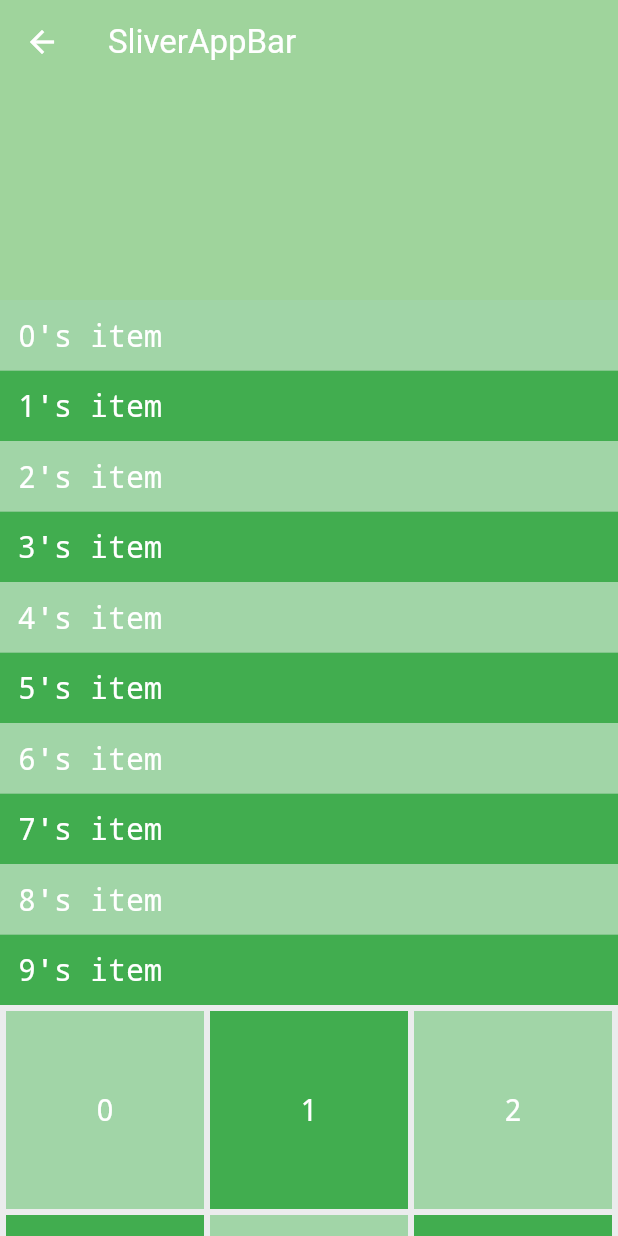
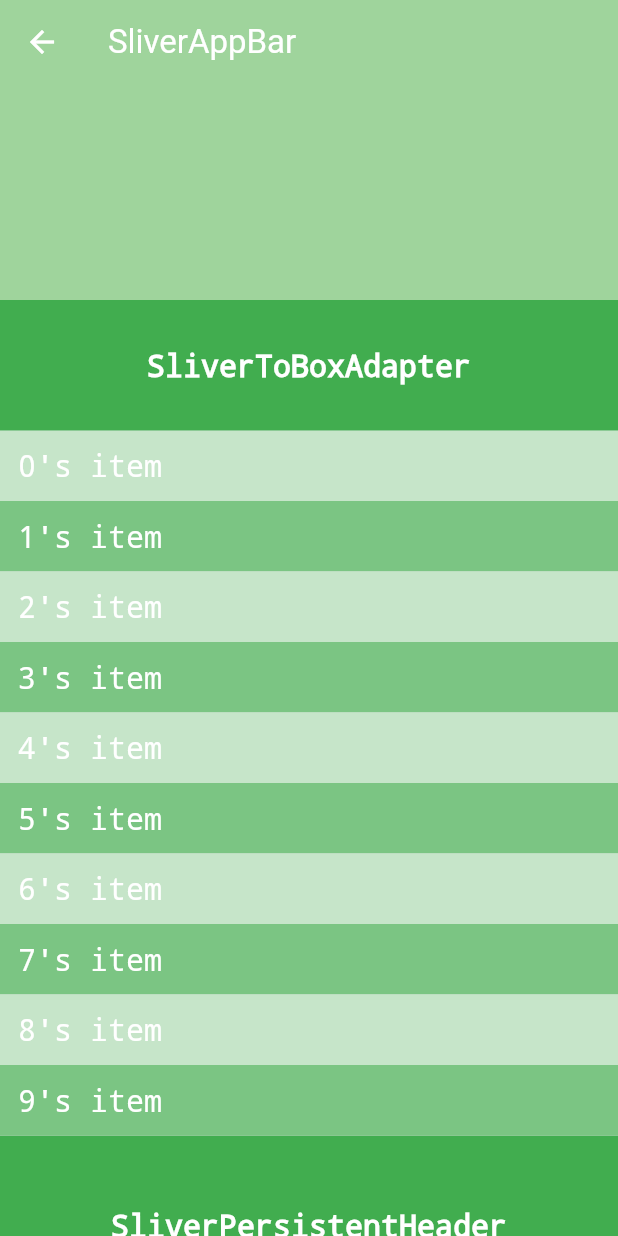
Before and after one commit to rikuyu/my_widget_catalog, a Flutter app: the screen it shows after launch, after a tap on "Sliver", on a phone screen of 412 x 824 dp. Run offline on Flutter 3.47's test engine with Material 3 defaults, Android fonts, the phone set to English and light mode, and no system bars; generated files the repository leaves out were written again.

Commit message:
update sliver

```diff
--- a/lib/catalog_list_screen.dart
+++ b/lib/catalog_list_screen.dart
@@ -25,12 +25,10 @@ class MyWidgetCatalog extends StatelessWidget {
           // List系
           CategoryTitle(l10n.categoryListTitle).build(context),
           WidgetItem(l10n.gridView, const GridViewCatalog()).build(context),
-          WidgetItem(l10n.sliver, const SliverCatalog()).build(context),
           WidgetItem(
                   l10n.listWheelScrollView, const ListWheelScrollViewCatalog())
               .build(context),
-          WidgetItem(l10n.draggableScrollableSheet).build(context),
-          WidgetItem(l10n.flow).build(context),
+          WidgetItem(l10n.sliver, const SliverCatalog()).build(context),
 
           // Button系
           CategoryTitle(l10n.categoryButtonTitle).build(context),
--- a/lib/l10n/app_ja.arb
+++ b/lib/l10n/app_ja.arb
@@ -6,13 +6,16 @@
     "sliverItemLabel": "{index}'s item",
     "sliver": "Sliver",
     "sliverAppBar": "SliverAppBar",
+    "sliverList": "SliverList",
+    "sliverGrid": "SliverGrid",
+    "sliverToBoxAdapter": "SliverToBoxAdapter",
+    "sliverPersistentHeader": "SliverPersistentHeader",
     "listWheelScrollView": "ListWheelScrollView",
-    "draggableScrollableSheet": "DraggableScrollableSheet",
-    "flow": "Flow",
     "categoryButtonTitle": "Button",
     "elevatedButton": "ElevatedButton",
     "outlinedButton": "OutlinedButton",
     "textButton": "TextButton",
+    "checkbox": "Checkbox",
     "radio": "Radio",
     "switchButton": "Switch",
     "toggleButtons": "ToggleButtons",
--- a/lib/theme/catalog_color.dart
+++ b/lib/theme/catalog_color.dart
@@ -36,7 +36,7 @@ class CatalogColor {
   static const inverseOnSurface = orange60;
   static const inversePrimary = white100;
 
-  static const border = gray80;
+  static const border = gray20;
 
   // green
   static const green100 = Color(0xff0f5c1f);
--- a/lib/widgets/list/sliver_catalog.dart
+++ b/lib/widgets/list/sliver_catalog.dart
@@ -29,26 +29,49 @@ class SliverCatalog extends StatelessWidget {
               },
             ),
           ),
+          SliverToBoxAdapter(
+              child: Container(
+            color: CatalogColor.primaryContainer,
+            child: Padding(
+              padding: const EdgeInsets.symmetric(horizontal: 12, vertical: 32),
+              child: Center(
+                child: Text(
+                  l10n.sliverToBoxAdapter,
+                  style: const TextStyle(
+                      fontSize: 20.0,
+                      color: CatalogColor.inversePrimary,
+                      fontWeight: FontWeight.bold,
+                      decoration: TextDecoration.none),
+                ),
+              ),
+            ),
+          )),
           SliverList(
             delegate: SliverChildBuilderDelegate(
               (BuildContext context, int index) {
-                return Container(
-                  color:
-                      index.isOdd ? CatalogColor.green50 : CatalogColor.green20,
-                  child: Padding(
-                    padding: const EdgeInsets.all(12.0),
-                    child: Text(
-                      l10n.sliverItemLabel(index),
-                      style: const TextStyle(
-                          fontSize: 20.0,
-                          color: CatalogColor.inversePrimary,
-                          fontWeight: FontWeight.normal,
-                          decoration: TextDecoration.none),
-                    ),
-                  ),
-                );
+                return _listTile(index, l10n);
               },
               childCount: 10,
+            ),
+          ),
+          SliverPersistentHeader(
+            pinned: true,
+            delegate: CustomSliverHeaderDelegate(
+              minHeight: 120.0,
+              maxHeight: 120.0,
+              child: Container(
+                color: CatalogColor.primaryContainer,
+                child: Center(
+                  child: Text(
+                    l10n.sliverPersistentHeader,
+                    style: const TextStyle(
+                        fontSize: 20.0,
+                        color: CatalogColor.inversePrimary,
+                        fontWeight: FontWeight.bold,
+                        decoration: TextDecoration.none),
+                  ),
+                ),
+              ),
             ),
           ),
           SliverPadding(
@@ -56,22 +79,9 @@ class SliverCatalog extends StatelessWidget {
             sliver: SliverGrid(
               delegate: SliverChildBuilderDelegate(
                 (BuildContext context, int index) {
-                  return Container(
-                      color: index.isOdd
-                          ? CatalogColor.green50
-                          : CatalogColor.green20,
-                      child: Center(
-                        child: Text(
-                          index.toString(),
-                          style: const TextStyle(
-                              fontSize: 20.0,
-                              color: CatalogColor.inversePrimary,
-                              fontWeight: FontWeight.normal,
-                              decoration: TextDecoration.none),
-                        ),
-                      ));
+                  return _gridTile(index);
                 },
-                childCount: 21,
+                childCount: 27,
               ),
               gridDelegate: const SliverGridDelegateWithMaxCrossAxisExtent(
                 maxCrossAxisExtent: 160.0,
@@ -85,4 +95,67 @@ class SliverCatalog extends StatelessWidget {
       ),
     );
   }
+
+  Widget _listTile(int index, L10n l10n) {
+    return Container(
+      color: index.isOdd ? CatalogColor.green30 : CatalogColor.green10,
+      child: Padding(
+        padding: const EdgeInsets.all(12.0),
+        child: Text(
+          l10n.sliverItemLabel(index),
+          style: const TextStyle(
+              fontSize: 20.0,
+              color: CatalogColor.inversePrimary,
+              fontWeight: FontWeight.normal,
+              decoration: TextDecoration.none),
+        ),
+      ),
+    );
+  }
+
+  Widget _gridTile(int index) {
+    return Container(
+        color: index.isOdd ? CatalogColor.green30 : CatalogColor.green10,
+        child: Center(
+          child: Text(
+            index.toString(),
+            style: const TextStyle(
+                fontSize: 20.0,
+                color: CatalogColor.inversePrimary,
+                fontWeight: FontWeight.normal,
+                decoration: TextDecoration.none),
+          ),
+        ));
+  }
 }
+
+class CustomSliverHeaderDelegate extends SliverPersistentHeaderDelegate {
+  final double maxHeight;
+  final double minHeight;
+  final Widget child;
+
+  CustomSliverHeaderDelegate({
+    required this.maxHeight,
+    required this.minHeight,
+    required this.child,
+  });
+
+  @override
+  double get minExtent => minHeight;
+
+  @override
+  double get maxExtent => maxHeight;
+
+  @override
+  Widget build(
+      BuildContext context, double shrinkOffset, bool overlapsContent) {
+    return child;
+  }
+
+  @override
+  bool shouldRebuild(CustomSliverHeaderDelegate oldDelegate) {
+    return maxHeight != oldDelegate.maxHeight ||
+        minHeight != oldDelegate.minHeight ||
+        child != oldDelegate.child;
+  }
+}
```
